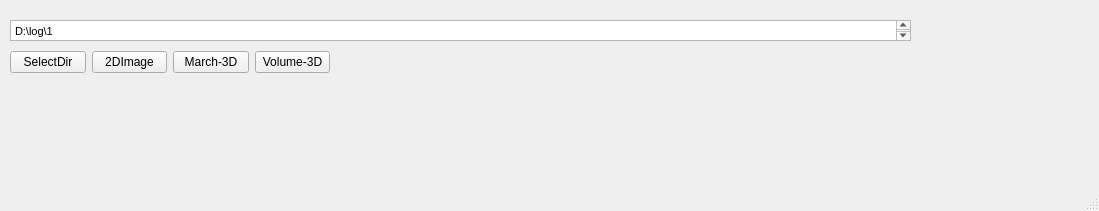
This is Tools/TestITKImage3D/mainwindow.ui in zyq1569/HealthApp as Qt 5 draws it before an edit. The edited form follows.
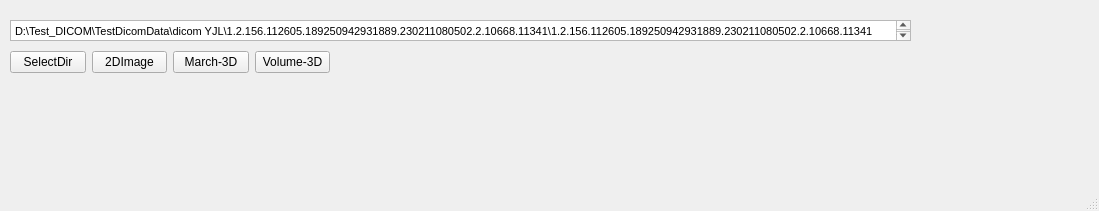
This is the edited form.

The edit to the form file:
```diff
--- a/Tools/TestITKImage3D/mainwindow.ui
+++ b/Tools/TestITKImage3D/mainwindow.ui
@@ -28,7 +28,7 @@
 &lt;html&gt;&lt;head&gt;&lt;meta name=&quot;qrichtext&quot; content=&quot;1&quot; /&gt;&lt;style type=&quot;text/css&quot;&gt;
 p, li { white-space: pre-wrap; }
 &lt;/style&gt;&lt;/head&gt;&lt;body style=&quot; font-family:'MS Shell Dlg 2'; font-size:8.25pt; font-weight:400; font-style:normal;&quot;&gt;
-&lt;p style=&quot; margin-top:0px; margin-bottom:0px; margin-left:0px; margin-right:0px; -qt-block-indent:0; text-indent:0px;&quot;&gt;D:\log\1&lt;/p&gt;&lt;/body&gt;&lt;/html&gt;</string>
+&lt;p style=&quot; margin-top:0px; margin-bottom:0px; margin-left:0px; margin-right:0px; -qt-block-indent:0; text-indent:0px;&quot;&gt;D:\Test_DICOM\TestDicomData\dicom YJL\1.2.156.112605.189250942931889.230211080502.2.10668.11341\1.2.156.112605.189250942931889.230211080502.2.10668.11341&lt;/p&gt;&lt;/body&gt;&lt;/html&gt;</string>
     </property>
    </widget>
    <widget class="QWidget" name="layoutWidget">
```
